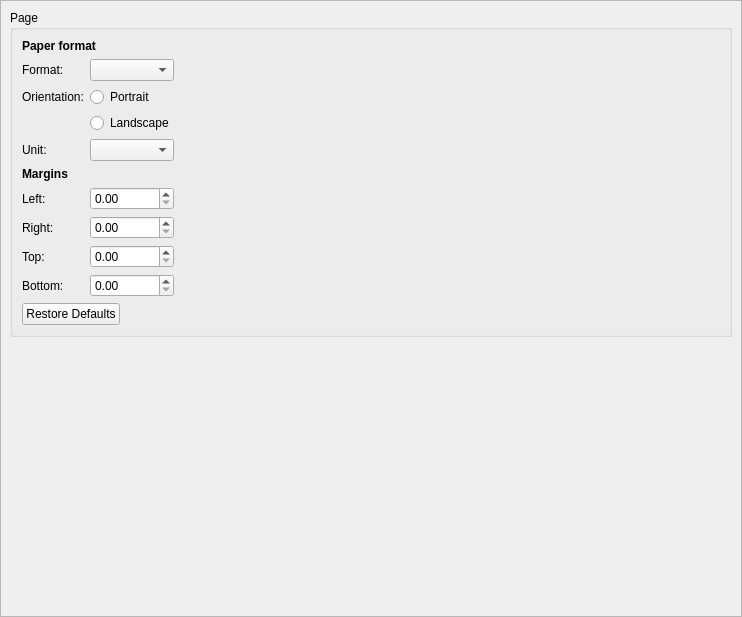
EgonSpengler/LimePipes, file src/app/dialogs/settingspages/layoutsettingspage.ui: the form before one commit.
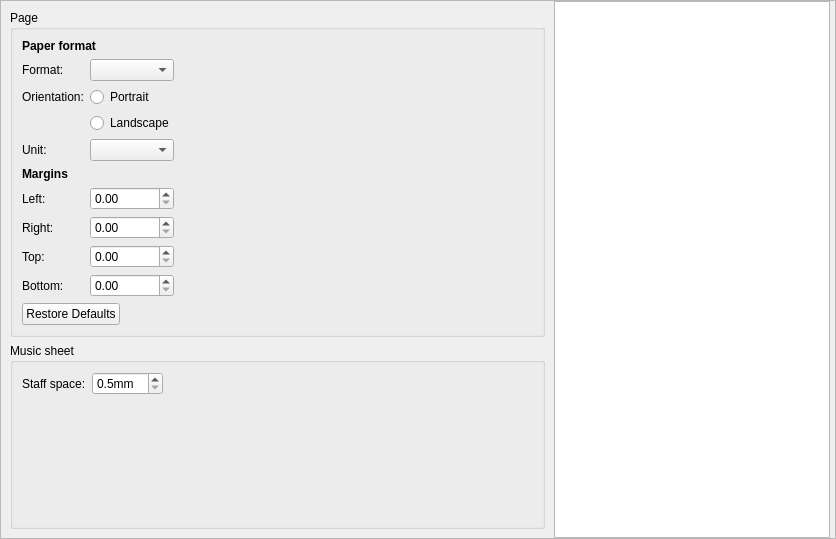
The form after the commit.

Commit message: started implementing music font changes for changed staff space

```diff
--- a/src/app/dialogs/settingspages/layoutsettingspage.ui
+++ b/src/app/dialogs/settingspages/layoutsettingspage.ui
@@ -6,8 +6,8 @@
    <rect>
     <x>0</x>
     <y>0</y>
-    <width>742</width>
-    <height>617</height>
+    <width>836</width>
+    <height>539</height>
    </rect>
   </property>
   <property name="windowTitle">
@@ -19,7 +19,7 @@
   <property name="frameShadow">
    <enum>QFrame::Raised</enum>
   </property>
-  <layout class="QVBoxLayout" name="verticalLayout">
+  <layout class="QHBoxLayout" name="horizontalLayout">
    <property name="spacing">
     <number>0</number>
    </property>
@@ -30,13 +30,19 @@
     <number>0</number>
    </property>
    <property name="rightMargin">
-    <number>0</number>
+    <number>5</number>
    </property>
    <property name="bottomMargin">
     <number>0</number>
    </property>
    <item>
     <widget class="QScrollArea" name="scrollArea">
+     <property name="sizePolicy">
+      <sizepolicy hsizetype="Expanding" vsizetype="Expanding">
+       <horstretch>2</horstretch>
+       <verstretch>0</verstretch>
+      </sizepolicy>
+     </property>
      <property name="frameShape">
       <enum>QFrame::NoFrame</enum>
      </property>
@@ -48,11 +54,81 @@
        <rect>
         <x>0</x>
         <y>0</y>
-        <width>740</width>
-        <height>615</height>
+        <width>553</width>
+        <height>537</height>
        </rect>
       </property>
       <layout class="QGridLayout" name="gridLayout">
+       <item row="1" column="0">
+        <widget class="QGroupBox" name="groupBox_2">
+         <property name="title">
+          <string>Music sheet</string>
+         </property>
+         <layout class="QGridLayout" name="gridLayout_3">
+          <item row="0" column="1">
+           <widget class="QDoubleSpinBox" name="staffSpaceSpinBox">
+            <property name="suffix">
+             <string>mm</string>
+            </property>
+            <property name="decimals">
+             <number>1</number>
+            </property>
+            <property name="minimum">
+             <double>0.500000000000000</double>
+            </property>
+            <property name="maximum">
+             <double>50.000000000000000</double>
+            </property>
+            <property name="singleStep">
+             <double>0.100000000000000</double>
+            </property>
+            <property name="value">
+             <double>0.500000000000000</double>
+            </property>
+           </widget>
+          </item>
+          <item row="0" column="0">
+           <widget class="QLabel" name="label_10">
+            <property name="statusTip">
+             <string>Sets the staff space of music sheets.</string>
+            </property>
+            <property name="text">
+             <string>Staff space:</string>
+            </property>
+            <property name="buddy">
+             <cstring>staffSpaceSpinBox</cstring>
+            </property>
+           </widget>
+          </item>
+          <item row="0" column="2">
+           <spacer name="horizontalSpacer_2">
+            <property name="orientation">
+             <enum>Qt::Horizontal</enum>
+            </property>
+            <property name="sizeHint" stdset="0">
+             <size>
+              <width>40</width>
+              <height>20</height>
+             </size>
+            </property>
+           </spacer>
+          </item>
+          <item row="1" column="1">
+           <spacer name="verticalSpacer">
+            <property name="orientation">
+             <enum>Qt::Vertical</enum>
+            </property>
+            <property name="sizeHint" stdset="0">
+             <size>
+              <width>20</width>
+              <height>40</height>
+             </size>
+            </property>
+           </spacer>
+          </item>
+         </layout>
+        </widget>
+       </item>
        <item row="0" column="0">
         <widget class="QGroupBox" name="groupBox">
          <property name="title">
@@ -74,9 +150,15 @@
           </item>
           <item row="9" column="0">
            <widget class="QLabel" name="label_8">
+            <property name="whatsThis">
+             <string>Set the bottom margin of the page.</string>
+            </property>
             <property name="text">
              <string>Bottom:</string>
             </property>
+            <property name="buddy">
+             <cstring>bottomMarginSpinBox</cstring>
+            </property>
            </widget>
           </item>
           <item row="8" column="1">
@@ -84,6 +166,9 @@
           </item>
           <item row="2" column="0">
            <widget class="QLabel" name="label_2">
+            <property name="whatsThis">
+             <string>Set the paper orientation.</string>
+            </property>
             <property name="text">
              <string>Orientation:</string>
             </property>
@@ -104,9 +189,15 @@
           </item>
           <item row="1" column="0">
            <widget class="QLabel" name="label">
+            <property name="whatsThis">
+             <string>&lt;html&gt;&lt;head/&gt;&lt;body&gt;&lt;p&gt;Set the paper format.&lt;/p&gt;&lt;/body&gt;&lt;/html&gt;</string>
+            </property>
             <property name="text">
              <string>Format:</string>
             </property>
+            <property name="buddy">
+             <cstring>paperFormatComboBox</cstring>
+            </property>
            </widget>
           </item>
           <item row="7" column="1">
@@ -134,23 +225,41 @@
           </item>
           <item row="7" column="0">
            <widget class="QLabel" name="label_6">
+            <property name="whatsThis">
+             <string>Set the right margin of the page.</string>
+            </property>
             <property name="text">
              <string>Right:</string>
             </property>
+            <property name="buddy">
+             <cstring>rightMarginSpinBox</cstring>
+            </property>
            </widget>
           </item>
           <item row="6" column="0">
            <widget class="QLabel" name="label_5">
+            <property name="whatsThis">
+             <string>Set the left margin of the page.</string>
+            </property>
             <property name="text">
              <string>Left:</string>
             </property>
+            <property name="buddy">
+             <cstring>leftMarginSpinBox</cstring>
+            </property>
            </widget>
           </item>
           <item row="8" column="0">
            <widget class="QLabel" name="label_7">
+            <property name="whatsThis">
+             <string>Set the top margin of the page.</string>
+            </property>
             <property name="text">
              <string>Top:</string>
             </property>
+            <property name="buddy">
+             <cstring>topMarginSpinBox</cstring>
+            </property>
            </widget>
           </item>
           <item row="5" column="0" colspan="2">
@@ -165,9 +274,15 @@
           </item>
           <item row="4" column="0">
            <widget class="QLabel" name="label_9">
+            <property name="whatsThis">
+             <string>Set the unit of page layout values.</string>
+            </property>
             <property name="text">
              <string>Unit:</string>
             </property>
+            <property name="buddy">
+             <cstring>layoutUnitComboBox</cstring>
+            </property>
            </widget>
           </item>
           <item row="4" column="1">
@@ -183,23 +298,20 @@
          </layout>
         </widget>
        </item>
-       <item row="1" column="0">
-        <spacer name="verticalSpacer">
-         <property name="orientation">
-          <enum>Qt::Vertical</enum>
-         </property>
-         <property name="sizeHint" stdset="0">
-          <size>
-           <width>20</width>
-           <height>40</height>
-          </size>
-         </property>
-        </spacer>
-       </item>
       </layout>
      </widget>
     </widget>
    </item>
+   <item>
+    <widget class="QTextEdit" name="infoTextEdit">
+     <property name="sizePolicy">
+      <sizepolicy hsizetype="Expanding" vsizetype="Expanding">
+       <horstretch>1</horstretch>
+       <verstretch>0</verstretch>
+      </sizepolicy>
+     </property>
+    </widget>
+   </item>
   </layout>
  </widget>
  <resources/>
```
Left out of the diff: 14 changed lines with no effect on the pictures. The commit also changes 23 other files.
